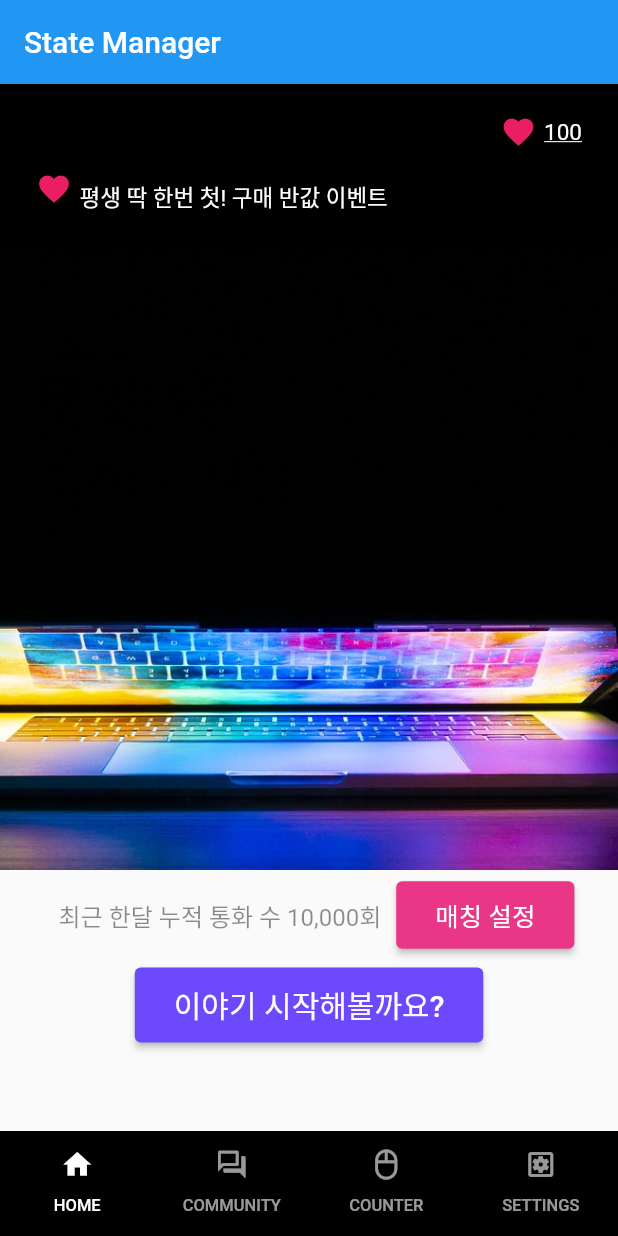
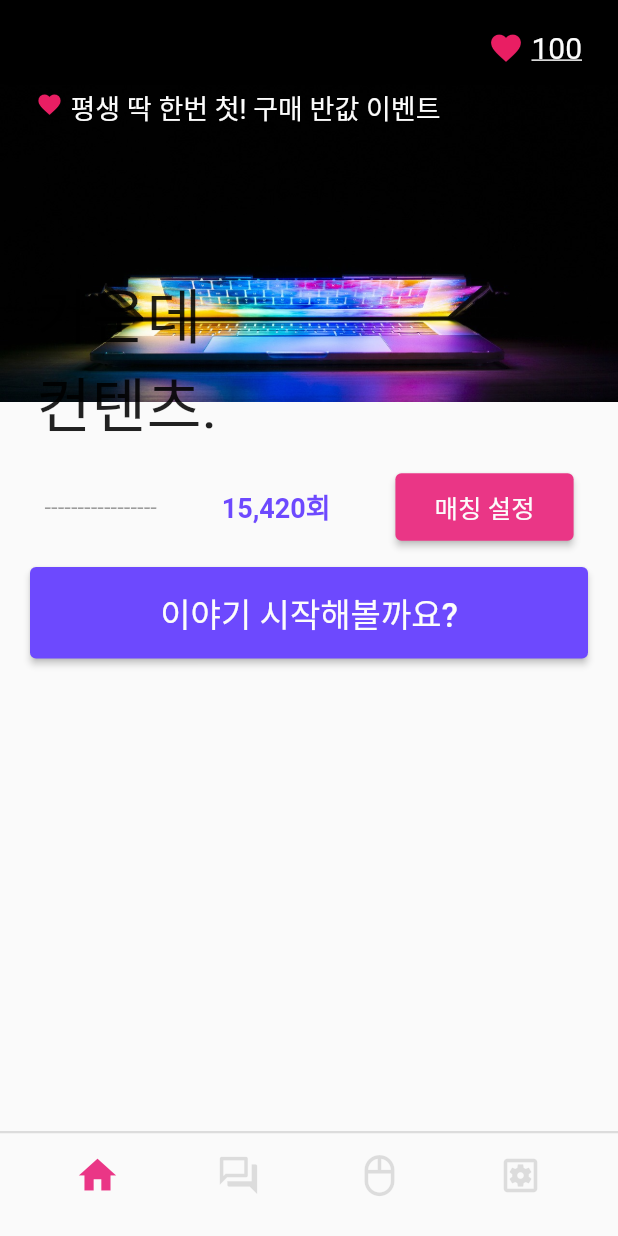
Before and after one commit to comeevery-git/flutter_bloc, a Flutter app: the screen it shows after launch, on a phone screen of 412 x 824 dp. Run offline on Flutter 3.47's test engine with Material 2 defaults, Android fonts, the phone set to English and light mode, and no system bars; our stand-ins replace bloc, flutter_bloc.

Commit message:
feat: StatefulWidget 추가, navigator 추가, UI 개선

```diff
--- /dev/null
+++ b/lib/bloc/view/utils/custom_navigator.dart
@@ -0,0 +1,28 @@
+import 'package:flutter/material.dart';
+
+class CustomNavigator extends StatefulWidget {
+  final Widget page;
+  final Key navigatorKey;
+  const CustomNavigator(
+      {Key? key, required this.page, required this.navigatorKey})
+      : super(key: key);
+
+  @override
+  _CustomNavigatorState createState() => _CustomNavigatorState();
+}
+
+class _CustomNavigatorState extends State<CustomNavigator>
+    with AutomaticKeepAliveClientMixin {
+  @override
+  bool get wantKeepAlive => true;
+
+  @override
+  Widget build(BuildContext context) {
+    super.build(context);
+    return Navigator(
+      key: widget.navigatorKey,
+      onGenerateRoute: (_) =>
+          MaterialPageRoute(builder: (context) => widget.page),
+    );
+  }
+}
--- a/lib/bloc/view/widget/bottom_bar.dart
+++ b/lib/bloc/view/widget/bottom_bar.dart
@@ -1,61 +1,14 @@
-import 'package:flutter/material.dart';
+// import 'package:flutter/material.dart';
 
-class BottomBar extends StatelessWidget {
-  @override
-  Widget build(BuildContext context) {
-    return Container(
-      color: Colors.black,
-      child: Container(
-        height: 70,
-        child: TabBar(
-          labelColor: Colors.white,
-          unselectedLabelColor: Colors.white60,
-          indicatorColor: Colors.transparent,
-          tabs: <Widget>[
-            // 각 탭 생성
-            Tab(
-              icon: Icon(
-                Icons.home,
-                size: 22,
-              ),
-              child: Text(
-                'HOME',
-                style: TextStyle(fontSize: 11),
-              ),
-            ),
-            Tab(
-              icon: Icon(
-                Icons.forum_outlined,
-                size: 22,
-              ),
-              child: Text(
-                'COMMUNITY',
-                style: TextStyle(fontSize: 11),
-              ),
-            ),
-            Tab(
-              icon: Icon(
-                Icons.mouse_outlined,
-                size: 22,
-              ),
-              child: Text(
-                'COUNTER',
-                style: TextStyle(fontSize: 11),
-              ),
-            ),
-            Tab(
-              icon: Icon(
-                Icons.settings_applications_outlined,
-                size: 22,
-              ),
-              child: Text(
-                'SETTINGS',
-                style: TextStyle(fontSize: 11),
-              ),
-            ),
-          ],
-        ),
-      ),
-    );
-  }
-}
+// class BottomBar extends StatelessWidget {
+//   @override
+//   Widget build(BuildContext context) {
+//     return Container(
+//       color: Colors.black,
+//       child: Container(
+//         height: 70,
+//         child:
+//       ),
+//     );
+//   }
+// }
--- a/lib/bloc/view/widget/main_connect_btn.dart
+++ b/lib/bloc/view/widget/main_connect_btn.dart
@@ -4,24 +4,25 @@ class MainConnectBtn extends StatelessWidget {
   @override
   Widget build(BuildContext context) {
     return Container(
-      width: MediaQuery.of(context).size.width,
-      height: 60,
-      padding: EdgeInsets.fromLTRB(20, 0, 20, 0),
+      padding: EdgeInsets.only(top: 16, bottom: 8),
       child: Row(
         mainAxisAlignment: MainAxisAlignment.center,
         children: <Widget>[
-          ElevatedButton(
+          Container(
+            width: MediaQuery.of(context).size.width - 40,
+            child: ElevatedButton(
               style: ElevatedButton.styleFrom(
                 backgroundColor: Color(0xFF6D49FE),
               ),
               onPressed: () {},
               child: Padding(
-              padding: EdgeInsets.all(10),
+                padding: EdgeInsets.all(14),
                 child: Text(
                   '이야기 시작해볼까요?',
                   style: TextStyle(
-                  fontSize: 20,
+                    fontSize: 22,
                     color: Color(0xFFFCFCFC),
+                  ),
                 ),
               ),
             ),
--- a/lib/bloc/view/widget/main_count_area.dart
+++ b/lib/bloc/view/widget/main_count_area.dart
@@ -4,25 +4,31 @@ class MainCountArea extends StatelessWidget {
   @override
   Widget build(BuildContext context) {
     return Container(
-      width: MediaQuery.of(context).size.width,
-      height: 60,
-      padding: EdgeInsets.fromLTRB(20, 0, 20, 0),
+      padding: EdgeInsets.only(left: 8, right: 8, top: 16),
       child: Row(
-        mainAxisAlignment: MainAxisAlignment.center,
-        children: <Widget>[
+        mainAxisAlignment: MainAxisAlignment.spaceAround,
+        children: [
           Container(
-            child: Padding(
-              padding: EdgeInsets.all(10),
             child: Text(
-                '최근 한달 누적 통화 수 10,000회',
+              '-----------------',
               style: TextStyle(
                 fontSize: 16,
-                  color: Colors.black45,
+                color: Colors.black38,
               ),
             ),
           ),
+          Container(
+            child: Text(
+              '15,420회',
+              style: TextStyle(
+                fontSize: 18,
+                color: Color(0xFF6D49FE),
+                fontWeight: FontWeight.bold,
               ),
-          ElevatedButton(
+            ),
+          ),
+          Container(
+            child: ElevatedButton(
               style: ElevatedButton.styleFrom(
                 backgroundColor: Color(0xFFEA3686),
               ),
@@ -38,6 +44,7 @@ class MainCountArea extends StatelessWidget {
                 ),
               ),
             ),
+          ),
         ],
       ),
     );
--- a/lib/main.dart
+++ b/lib/main.dart
@@ -1,10 +1,10 @@
 import 'package:flutter/material.dart';
 import 'package:flutter_bloc/flutter_bloc.dart';
 import 'bloc/count_observer.dart';
+import 'bloc/view/utils/custom_navigator.dart';
 import 'bloc/view/community_page.dart';
 import 'bloc/view/counter_page.dart';
 import 'bloc/view/setting_page.dart';
-import 'bloc/view/widget/bottom_bar.dart';
 import 'bloc/view/widget/main_connect_btn.dart';
 import 'bloc/view/widget/main_count_area.dart';
 
@@ -24,20 +24,129 @@ class MyApp extends StatelessWidget {
       theme: ThemeData(
         primarySwatch: Colors.blue,
       ),
-      home: DefaultTabController(
+      home: Home(),
+    );
+  }
+}
+
+class Home extends StatefulWidget {
+  const Home({Key? key}) : super(key: key);
+
+  @override
+  State<Home> createState() => _HomeState();
+}
+
+class _HomeState extends State<Home> {
+  final _pages = [
+    HomePage(),
+    CommunityPage(),
+    CounterPage(),
+    SettingPage(),
+  ];
+  final _navigatorKeyList =
+      List.generate(4, (index) => GlobalKey<NavigatorState>());
+  int _currentIndex = 0;
+
+  @override
+  Widget build(BuildContext context) {
+    return WillPopScope(
+      // 취소 키 방지
+      onWillPop: () async {
+        // 취소 키 눌렀을 경우
+        return !(await _navigatorKeyList[_currentIndex]
+            .currentState!
+            .maybePop()); // pop 할 페이지가 있을 때만 동작
+      },
+      child: DefaultTabController(
         length: 4,
         child: Scaffold(
           body: TabBarView(
             physics: NeverScrollableScrollPhysics(),
+            children: _pages.map(
+              (page) {
+                int index = _pages.indexOf(page);
+                return CustomNavigator(
+                  page: page,
+                  navigatorKey: _navigatorKeyList[index],
+                );
+              },
+            ).toList(),
+          ),
+          bottomNavigationBar: Container(
+            width: MediaQuery.of(context).size.width,
+            height: 70,
+            decoration: BoxDecoration(
+              border: Border(
+                top: BorderSide(
+                  color: Colors.black12,
+                  width: 1.5,
+                ),
+              ),
+            ),
+            alignment: Alignment.bottomCenter,
+            child: Column(
               children: [
-                HomePage(),
-                CommunityPage(),
-                CounterPage(),
-                SettingPage()
+                Container(
+                  child: TabBar(
+                    labelPadding: EdgeInsets.fromLTRB(32, 5, 32, 5),
+                    isScrollable: true,
+                    labelColor: Color(0xFFEA3686),
+                    unselectedLabelColor: Colors.black12,
+                    indicatorColor: Colors.transparent,
+                    onTap: (index) => setState(() {
+                      _currentIndex = index;
+                    }),
+                    tabs: const [
+                      // 각 탭 생성
+                      Tab(
+                        icon: Icon(
+                          Icons.home,
+                          size: 30,
+                        ),
+                        // child: Padding(padding: EdgeInsets.fromLTRB(20, 0, 20, 0))
+                        // child: Text(
+                        //   'HOME',
+                        //   style: TextStyle(fontSize: 11),
+                        // ),
+                      ),
+                      Tab(
+                        icon: Icon(
+                          Icons.forum_outlined,
+                          size: 30,
+                        ),
+                        // child: Text(
+                        //   'COMMUNITY',
+                        //   style: TextStyle(fontSize: 11),
+                        // ),
+                      ),
+                      Tab(
+                        icon: Icon(
+                          Icons.mouse_outlined,
+                          size: 30,
+                        ),
+                        // child: Text(
+                        //   'COUNTER',
+                        //   style: TextStyle(fontSize: 11),
+                        // ),
+                      ),
+                      Tab(
+                        icon: Icon(
+                          Icons.settings_applications_outlined,
+                          size: 30,
+                        ),
+                        // child: Text(
+                        //   'SETTINGS',
+                        //   style: TextStyle(fontSize: 11),
+                        // ),
+                      ),
                     ],
                   ),
-            bottomNavigationBar: BottomBar(),
-          )),
+                ),
+              ],
+            ),
+          ),
+        ),
+      ),
     );
   }
 }
@@ -48,25 +157,29 @@ class HomePage extends StatelessWidget {
   @override
   Widget build(BuildContext context) {
     return Scaffold(
-      appBar: AppBar(
-        title: const Text('State Manager'),
-      ),
+      // appBar: AppBar(
+      //   centerTitle: true,
+      //   title: Text(
+      //     '',
+      //   ),
+      //   backgroundColor: Colors.transparent,
+      //   elevation: 0.0,
+      // ),
+      // extendBodyBehindAppBar: true,
       body: Container(
-        child: SafeArea(
         child: Column(
-            children: <Widget>[
-              Flexible(
-                child: ListView(
-                  shrinkWrap: true,
           children: <Widget>[
             Stack(
               children: <Widget>[
-                        Container(
-                          width: MediaQuery.of(context).size.width,
-                          height: MediaQuery.of(context).size.height - 300,
-                          child: Image.asset('lib/images/home_img.jpg',
-                              fit: BoxFit.cover),
+                Image.asset(
+                  'lib/images/home_img.jpg',
+                  fit: BoxFit.cover,
                 ),
+                SafeArea(
+                  child: Column(
+                    children: <Widget>[
+                      Stack(
+                        children: <Widget>[
                           Container(
                             margin: EdgeInsets.fromLTRB(0, 20, 24, 0),
                             child: Row(
@@ -80,7 +193,7 @@ class HomePage extends StatelessWidget {
                                     '100',
                                     style: TextStyle(
                                       color: Color(0xFFFCFCFC),
-                                    fontSize: 15,
+                                      fontSize: 20,
                                       decoration: TextDecoration.underline,
                                     ),
                                   ),
@@ -96,13 +209,13 @@ class HomePage extends StatelessWidget {
                               textBaseline: TextBaseline.alphabetic,
                               children: [
                                 Icon(Icons.favorite,
-                                  color: Colors.pink, size: 24.0),
+                                    color: Colors.pink, size: 18.0),
                                 Padding(
                                   padding: EdgeInsets.fromLTRB(5, 0, 0, 0),
                                   child: Text(
                                     '평생 딱 한번 첫! 구매 반값 이벤트',
                                     style: TextStyle(
-                                    fontSize: 15,
+                                      fontSize: 18,
                                       color: Color(0xFFFCFCFC),
                                     ),
                                   ),
@@ -111,16 +224,21 @@ class HomePage extends StatelessWidget {
                             ),
                           ),
                           Container(
-                          margin: EdgeInsets.fromLTRB(24, 182, 0, 0),
+                            margin: EdgeInsets.fromLTRB(24, 180, 0, 0),
                             child: Row(
                               mainAxisAlignment: MainAxisAlignment.start,
                               crossAxisAlignment: CrossAxisAlignment.center,
                               children: [
                                 Text(
-                                '무엇이든\n이야기해요.',
+                                  '가운데\n컨텐츠.',
                                   style: TextStyle(
-                                  fontSize: 38,
+                                    fontSize: 40,
                                   ),
+                                ),
+                              ],
+                            ),
+                          ),
+                        ],
                       ),
                     ],
                   ),
@@ -132,10 +250,6 @@ class HomePage extends StatelessWidget {
           ],
         ),
       ),
-            ],
-          ),
-        ),
-      ),
     );
   }
 }
```
Also changed, not shown: 1 other file. Lines whose indentation alone changed are shown as unchanged.
